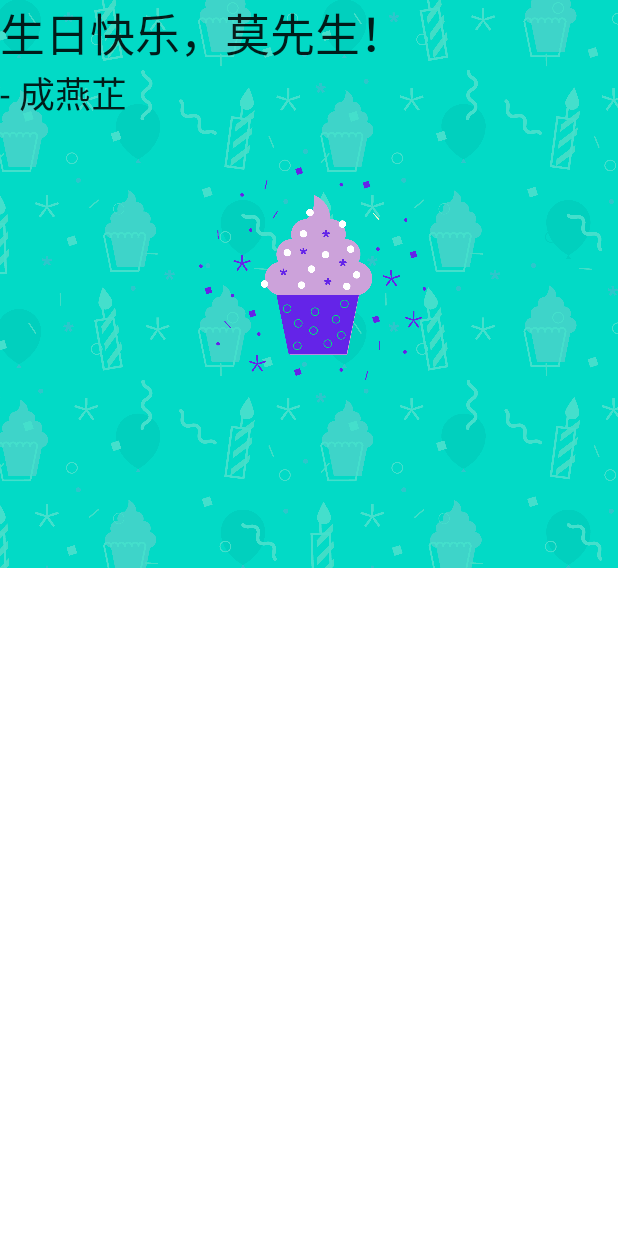
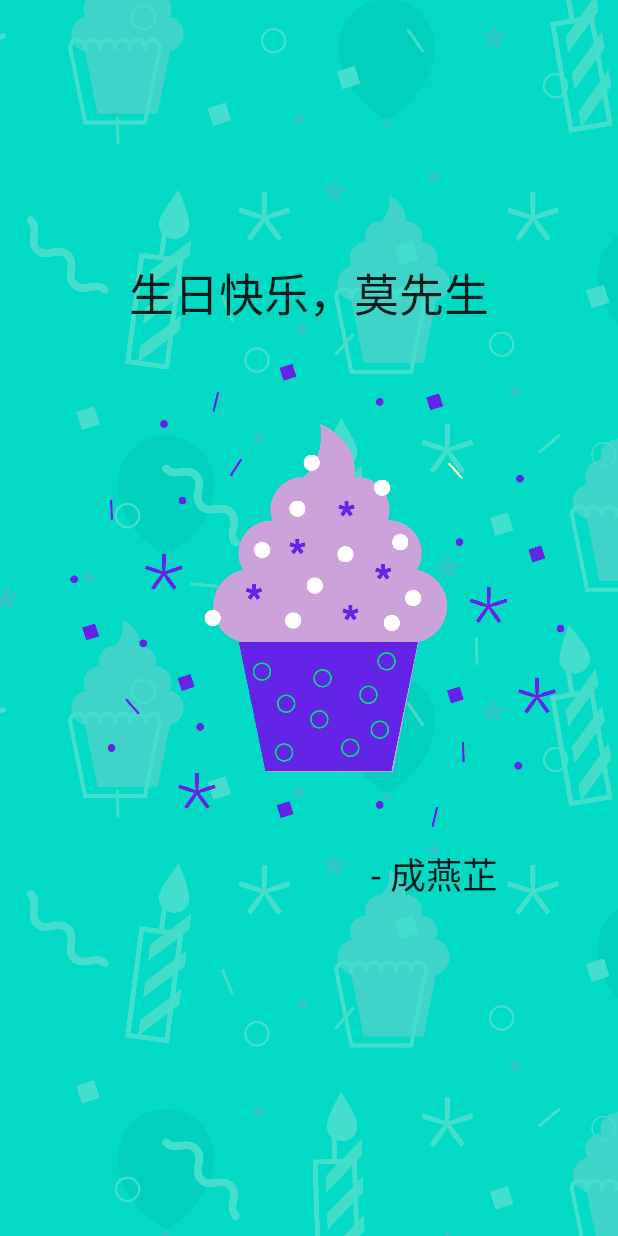
Before and after one commit to patriciamolnar/learning-android, an Android app built with Jetpack Compose: the screen it shows after launch (MainActivity), on a phone screen of 412 x 824 dp. Run offline under Robolectric (Android 15) with nearby library versions, the phone set to English and light mode, and no system bars.

Commit message:
[birthday] - tutorial & app complete

```diff
--- a/HappyBirthday/app/src/main/java/com/patriciamolnar/happybirthday/MainActivity.kt
+++ b/HappyBirthday/app/src/main/java/com/patriciamolnar/happybirthday/MainActivity.kt
@@ -4,16 +4,18 @@ import android.os.Bundle
 import androidx.activity.ComponentActivity
 import androidx.activity.compose.setContent
 import androidx.compose.foundation.Image
-import androidx.compose.foundation.layout.Box
-import androidx.compose.foundation.layout.Column
-import androidx.compose.foundation.layout.fillMaxSize
+import androidx.compose.foundation.layout.*
 import androidx.compose.material.MaterialTheme
 import androidx.compose.material.Surface
 import androidx.compose.material.Text
 import androidx.compose.runtime.Composable
+import androidx.compose.ui.Alignment
 import androidx.compose.ui.Modifier
+import androidx.compose.ui.layout.ContentScale
 import androidx.compose.ui.res.painterResource
+import androidx.compose.ui.res.stringResource
 import androidx.compose.ui.tooling.preview.Preview
+import androidx.compose.ui.unit.dp
 import androidx.compose.ui.unit.sp
 import com.patriciamolnar.happybirthday.ui.theme.HappyBirthdayTheme
 
@@ -27,7 +29,10 @@ class MainActivity : ComponentActivity() {
                     modifier = Modifier.fillMaxSize(),
                     color = MaterialTheme.colors.background
                 ) {
-                    BirthdayGreetingWithImage("生日快乐，莫先生！", "- 成燕芷")
+                    BirthdayGreetingWithImage(
+                        stringResource(R.string.happy_birthday_text),
+                        stringResource(R.string.signature_text)
+                    )
                 }
             }
         }
@@ -40,7 +45,8 @@ fun BirthdayGreetingWithImage(message: String, from: String, modifier: Modifier
     Box {
         Image(
             painter = image,
-            contentDescription = null
+            contentDescription = null,
+            contentScale = ContentScale.Crop
         )
         BirthdayGreetingWithText(message, from)
     }
@@ -48,14 +54,19 @@ fun BirthdayGreetingWithImage(message: String, from: String, modifier: Modifier
 
 @Composable
 fun BirthdayGreetingWithText(message: String, from: String, modifier: Modifier = Modifier) {
-    Column(modifier = modifier) {
+    Column(
+        modifier = modifier.fillMaxSize(),
+        verticalArrangement = Arrangement.SpaceAround,
+        horizontalAlignment = Alignment.CenterHorizontally
+    ) {
         Text(
             text = message,
             fontSize = 30.sp
         )
         Text(
             text = from,
-            fontSize = 24.sp
+            fontSize = 24.sp,
+            modifier = Modifier.align(Alignment.End).padding(end = 80.dp, bottom = 50.dp)
         )
     }
 }
@@ -64,6 +75,9 @@ fun BirthdayGreetingWithText(message: String, from: String, modifier: Modifier =
 @Composable
 fun BirthdayCardPreview() {
     HappyBirthdayTheme {
-        BirthdayGreetingWithImage("生日快乐，莫先生！", "- 成燕芷")
+        BirthdayGreetingWithImage(
+            stringResource(R.string.happy_birthday_text),
+            stringResource(R.string.signature_text)
+        )
     }
 }
--- a/HappyBirthday/app/src/main/res/values/strings.xml
+++ b/HappyBirthday/app/src/main/res/values/strings.xml
@@ -1,3 +1,5 @@
 <resources>
     <string name="app_name">Happy Birthday</string>
+    <string name="happy_birthday_text">生日快乐，莫先生</string>
+    <string name="signature_text">- 成燕芷</string>
 </resources>
```
